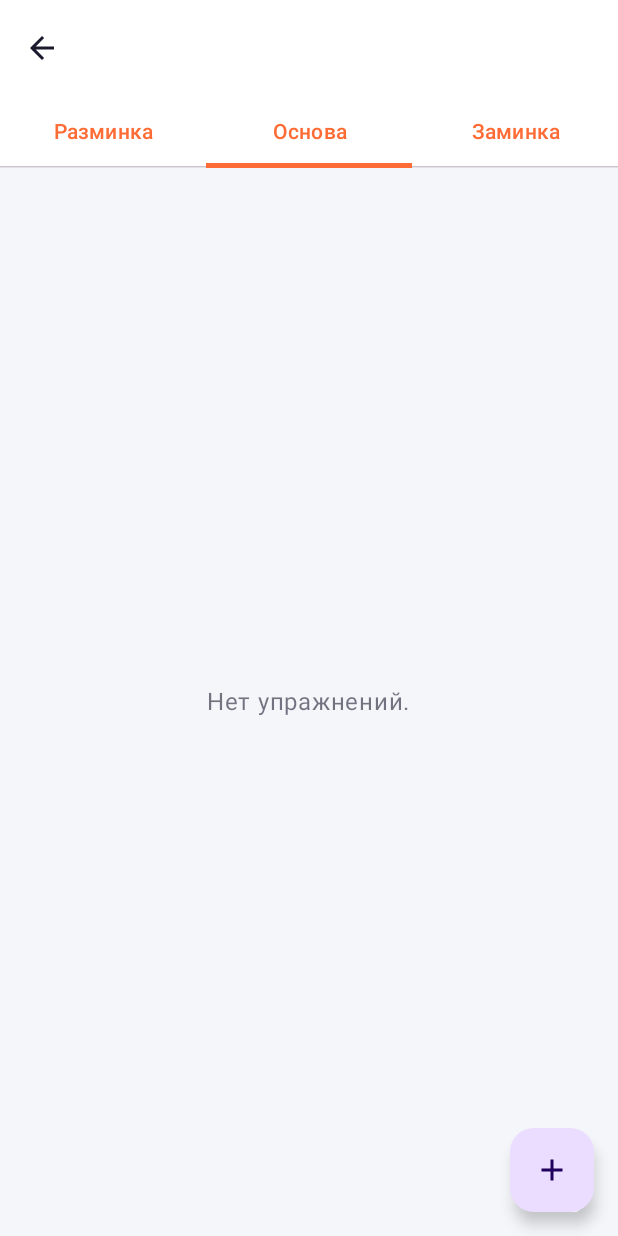
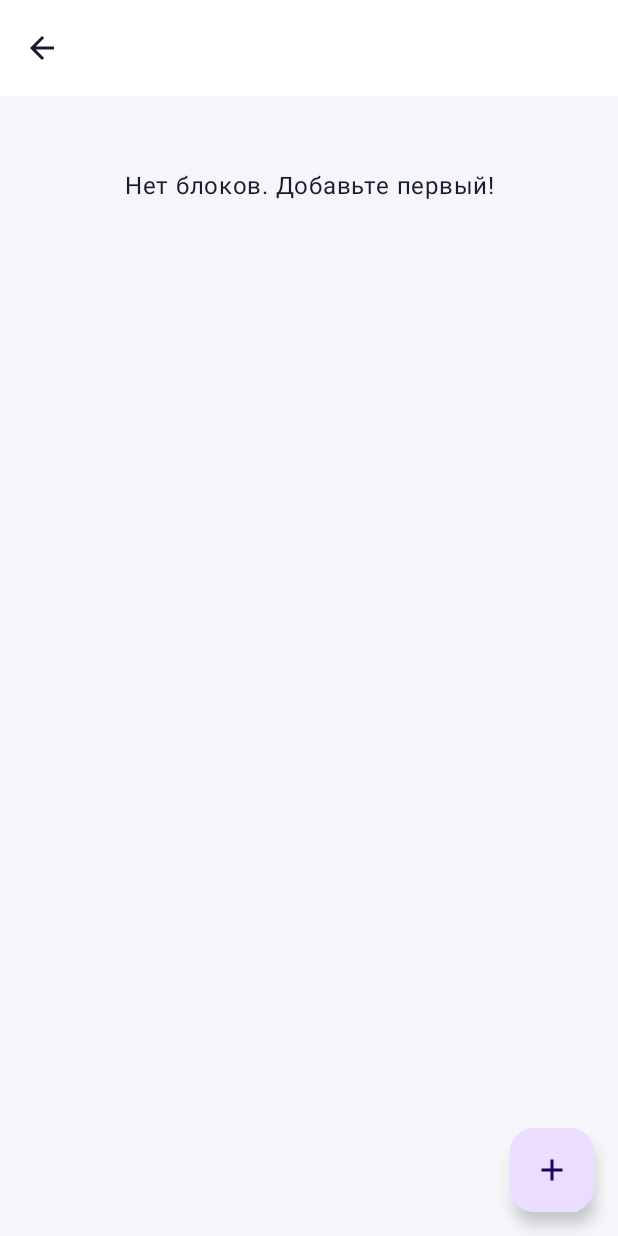
Before and after one commit to xrmstx/TrainerApp, an Android app built with Jetpack Compose: the composable WorkoutDetailScreen called with empty values, on a phone screen of 412 x 824 dp. Run offline under Robolectric (Android 15) with nearby library versions, the phone set to English and light mode, and no system bars; our stand-ins replace Room's generated code.

Commit message:
Update WorkoutDetailScreen.kt

```diff
--- a/app/src/main/java/com/example/trainerapp/ui/screens/WorkoutDetailScreen.kt
+++ b/app/src/main/java/com/example/trainerapp/ui/screens/WorkoutDetailScreen.kt
@@ -31,76 +31,108 @@ import kotlinx.coroutines.launch
 
 class WorkoutDetailViewModel(application: Application, val workoutId: Long) : AndroidViewModel(application) {
     private val dao = AppDatabase.getDatabase(application).appDao()
-    private val _selectedSection = MutableStateFlow("MAIN")
-    val selectedSection: StateFlow<String> = _selectedSection.asStateFlow()
-    private val _exercises = MutableStateFlow<List<TemplateExercise>>(emptyList())
-    val exercises: StateFlow<List<TemplateExercise>> = _exercises.asStateFlow()
+    private val _blocks = MutableStateFlow<List<ExerciseBlock>>(emptyList())
+    val blocks: StateFlow<List<ExerciseBlock>> = _blocks.asStateFlow()
 
-    init { loadExercises() }
+    // Храним упражнения для каждого блока (ID блока -> Список упражнений)
+    private val _blockExercises = MutableStateFlow<Map<Long, List<TemplateExercise>>>(emptyMap())
+    val blockExercises: StateFlow<Map<Long, List<TemplateExercise>>> = _blockExercises.asStateFlow()
 
-    fun onSectionChange(section: String) { _selectedSection.value = section; loadExercises() }
+    // Состояние для добавления блока
+    private val _showBlockDialog = MutableStateFlow(false)
+    val showBlockDialog: StateFlow<Boolean> = _showBlockDialog.asStateFlow()
+    private val _newBlockTitle = MutableStateFlow("")
+    val newBlockTitle: StateFlow<String> = _newBlockTitle.asStateFlow()
 
-    private fun loadExercises() {
-        viewModelScope.launch {
-            val blocks = dao.getBlocksForWorkoutSync(workoutId)
-            val block = blocks.find { it.section == _selectedSection.value }
-            if (block != null) dao.getExercisesForBlock(block.id).collect { list -> _exercises.value = list } else _exercises.value = emptyList()
-        }
-    }
-
-    private val _showDialog = MutableStateFlow(false)
-    val showDialog: StateFlow<Boolean> = _showDialog.asStateFlow()
+    // Состояние для добавления/редактирования упражнения
+    private val _showExerciseDialog = MutableStateFlow(false)
+    val showExerciseDialog: StateFlow<Boolean> = _showExerciseDialog.asStateFlow()
+    private val _currentBlockId = MutableStateFlow<Long?>(null)
     private val _editExercise = MutableStateFlow<TemplateExercise?>(null)
-    val editExercise: StateFlow<TemplateExercise?> = _editExercise.asStateFlow()
 
     private val _exName = MutableStateFlow("")
     private val _exSets = MutableStateFlow("")
     private val _exReps = MutableStateFlow("")
     private val _exNote = MutableStateFlow("")
     private val _exMetric = MutableStateFlow("REPS")
+    private val _exType = MutableStateFlow("LINEAR") // LINEAR или CIRCUIT
     val exName: StateFlow<String> = _exName.asStateFlow()
     val exSets: StateFlow<String> = _exSets.asStateFlow()
     val exReps: StateFlow<String> = _exReps.asStateFlow()
     val exNote: StateFlow<String> = _exNote.asStateFlow()
     val exMetric: StateFlow<String> = _exMetric.asStateFlow()
+    val exType: StateFlow<String> = _exType.asStateFlow()
 
-    // Библиотека упражнений
+    // Библиотека
     private val _library = MutableStateFlow<List<TemplateExercise>>(emptyList())
     val library: StateFlow<List<TemplateExercise>> = _library.asStateFlow()
-    private val _showLibraryDialog = MutableStateFlow(false)
-    val showLibraryDialog: StateFlow<Boolean> = _showLibraryDialog.asStateFlow()
+    private val _searchQuery = MutableStateFlow("")
+    val searchQuery: StateFlow<String> = _searchQuery.asStateFlow()
+    private val _showLibrary = MutableStateFlow(false)
+    val showLibrary: StateFlow<Boolean> = _showLibrary.asStateFlow()
 
-    fun loadLibrary() {
+    init { loadBlocks() }
+
+    fun loadBlocks() {
         viewModelScope.launch {
-            _library.value = dao.getUniqueExercises()
-            _showLibraryDialog.value = true
+            val list = dao.getBlocksForWorkoutSync(workoutId)
+            _blocks.value = list
+            val map = mutableMapOf<Long, List<TemplateExercise>>()
+            list.forEach { block ->
+                dao.getExercisesForBlock(block.id).collect { exList -> map[block.id] = exList; _blockExercises.value = map.toMap() }
+            }
         }
     }
-    fun closeLibrary() { _showLibraryDialog.value = false }
+
+    fun openBlockDialog() { _showBlockDialog.value = true; _newBlockTitle.value = "" }
+    fun closeBlockDialog() { _showBlockDialog.value = false }
+    fun onBlockTitleChange(title: String) { _newBlockTitle.value = title }
+
+    fun addBlock() {
+        val title = _newBlockTitle.value.trim()
+        if (title.isNotEmpty()) {
+            viewModelScope.launch {
+                dao.insertExerciseBlock(ExerciseBlock(workoutId = workoutId, blockTitle = title))
+                loadBlocks()
+                closeBlockDialog()
+            }
+        }
+    }
+
+    fun openExerciseDialog(blockId: Long, ex: TemplateExercise? = null) {
+        _currentBlockId.value = blockId
+        _editExercise.value = ex
+        _showExerciseDialog.value = true
+        if (ex != null) {
+            _exName.value = ex.exerciseName; _exSets.value = ex.targetSets.toString(); _exReps.value = ex.targetReps; _exNote.value = ex.note ?: ""; _exMetric.value = ex.metricType
+            _exType.value = if (ex.targetSets == 0) "CIRCUIT" else "LINEAR"
+        } else {
+            _exName.value = ""; _exSets.value = ""; _exReps.value = ""; _exNote.value = ""; _exMetric.value = "REPS"; _exType.value = "LINEAR"
+        }
+    }
+
+    fun closeExerciseDialog() { _showExerciseDialog.value = false }
 
     fun onNameChange(name: String) { _exName.value = name }
     fun onSetsChange(sets: String) { _exSets.value = sets }
     fun onRepsChange(reps: String) { _exReps.value = reps }
     fun onNoteChange(note: String) { _exNote.value = note }
     fun onMetricChange(metric: String) { _exMetric.value = metric }
+    fun onTypeChange(type: String) { _exType.value = type }
 
-    fun openDialog(ex: TemplateExercise? = null) {
-        _editExercise.value = ex
-        _showDialog.value = true
-        if (ex != null) {
-            _exName.value = ex.exerciseName; _exSets.value = ex.targetSets.toString(); _exReps.value = ex.targetReps; _exNote.value = ex.note ?: ""; _exMetric.value = ex.metricType
-        } else {
-            _exName.value = ""; _exSets.value = ""; _exReps.value = ""; _exNote.value = ""; _exMetric.value = "REPS"
+    fun loadLibrary() {
+        viewModelScope.launch {
+            _library.value = dao.getUniqueExercises()
+            _showLibrary.value = true
         }
     }
+    fun closeLibrary() { _showLibrary.value = false }
+    fun onSearchChange(query: String) { _searchQuery.value = query }
 
     fun applyFromLibrary(ex: TemplateExercise) {
-        _exName.value = ex.exerciseName
-        _exSets.value = ex.targetSets.toString()
-        _exReps.value = ex.targetReps
-        _exNote.value = ex.note ?: ""
-        _exMetric.value = ex.metricType
-        _showLibraryDialog.value = false
+        _exName.value = ex.exerciseName; _exSets.value = ex.targetSets.toString(); _exReps.value = ex.targetReps; _exNote.value = ex.note ?: ""; _exMetric.value = ex.metricType
+        _exType.value = if (ex.targetSets == 0) "CIRCUIT" else "LINEAR"
+        _showLibrary.value = false
     }
 
     fun addOrEditExercise() {
@@ -109,26 +141,24 @@ class WorkoutDetailViewModel(application: Application, val workoutId: Long) : An
         val reps = _exReps.value.trim()
         val note = _exNote.value.trim()
         val metric = _exMetric.value
-        val section = _selectedSection.value
+        val blockId = _currentBlockId.value
         val existing = _editExercise.value
 
-        if (name.isNotEmpty() && reps.isNotEmpty()) {
+        if (name.isNotEmpty() && reps.isNotEmpty() && blockId != null) {
             viewModelScope.launch {
                 if (existing != null) {
                     dao.insertTemplateExercise(existing.copy(exerciseName = name, targetSets = sets, targetReps = reps, note = note.ifEmpty { null }, metricType = metric))
                 } else {
-                    var blockId: Long? = null
-                    val existingBlocks = dao.getBlocksForWorkoutSync(workoutId)
-                    val existingBlock = existingBlocks.find { it.section == section }
-                    blockId = if (existingBlock != null) existingBlock.id else dao.insertExerciseBlock(ExerciseBlock(workoutId = workoutId, section = section, blockType = "CIRCUIT"))
-                    if (blockId != null) dao.insertTemplateExercise(TemplateExercise(blockId = blockId, exerciseName = name, order = 100, targetSets = sets, targetReps = reps, targetWeight = null, note = note.ifEmpty { null }, metricType = metric))
+                    dao.insertTemplateExercise(TemplateExercise(blockId = blockId, exerciseName = name, order = 100, targetSets = sets, targetReps = reps, targetWeight = null, note = note.ifEmpty { null }, metricType = metric))
                 }
-                _showDialog.value = false; loadExercises()
+                loadBlocks()
+                closeExerciseDialog()
             }
         }
     }
 
-    fun deleteExercise(ex: TemplateExercise) { viewModelScope.launch { dao.deleteTemplateExercise(ex.id); loadExercises() } }
+    fun deleteExercise(ex: TemplateExercise) { viewModelScope.launch { dao.deleteTemplateExercise(ex.id); loadBlocks() } }
+    fun deleteBlock(blockId: Long) { viewModelScope.launch { /* Нужен метод deleteBlock в DAO, но для простоты пока оставим */ } }
 }
 
 class WorkoutDetailViewModelFactory(private val application: Application, private val workoutId: Long) : ViewModelProvider.Factory {
@@ -144,30 +174,53 @@ fun WorkoutDetailScreen(workoutId: Long, workoutName: String, onBackClick: () ->
     val context = LocalContext.current
     val application = context.applicationContext as Application
     val viewModel: WorkoutDetailViewModel = viewModel(factory = WorkoutDetailViewModelFactory(application, workoutId))
-    val exercises by viewModel.exercises.collectAsState()
-    val selectedSection by viewModel.selectedSection.collectAsState()
-    val showDialog by viewModel.showDialog.collectAsState()
+
+    val blocks by viewModel.blocks.collectAsState()
+    val blockExercises by viewModel.blockExercises.collectAsState()
+    val showBlockDialog by viewModel.showBlockDialog.collectAsState()
+    val newBlockTitle by viewModel.newBlockTitle.collectAsState()
+
+    val showExerciseDialog by viewModel.showExerciseDialog.collectAsState()
     val exName by viewModel.exName.collectAsState()
     val exSets by viewModel.exSets.collectAsState()
     val exReps by viewModel.exReps.collectAsState()
     val exNote by viewModel.exNote.collectAsState()
     val exMetric by viewModel.exMetric.collectAsState()
+    val exType by viewModel.exType.collectAsState()
 
-    val showLibraryDialog by viewModel.showLibraryDialog.collectAsState()
+    val showLibrary by viewModel.showLibrary.collectAsState()
     val library by viewModel.library.collectAsState()
+    val searchQuery by viewModel.searchQuery.collectAsState()
 
-    if (showLibraryDialog) {
+    // Диалог добавления блока
+    if (showBlockDialog) {
+        AlertDialog(
+            onDismissRequest = { viewModel.closeBlockDialog() },
+            title = { Text("Новый блок") },
+            text = { OutlinedTextField(value = newBlockTitle, onValueChange = { viewModel.onBlockTitleChange(it) }, label = { Text("Название (Разминка, Силовая, Меткон)") }, shape = RoundedCornerShape(12.dp)) },
+            confirmButton = { TextButton(onClick = { viewModel.addBlock() }) { Text("Добавить") } },
+            dismissButton = { TextButton(onClick = { viewModel.closeBlockDialog() }) { Text("Отмена") } }
+        )
+    }
+
+    // Диалог библиотеки
+    if (showLibrary) {
         AlertDialog(
             onDismissRequest = { viewModel.closeLibrary() },
             title = { Text("Библиотека упражнений") },
             text = {
-                if (library.isEmpty()) Text("Библиотека пуста.")
-                else LazyColumn {
-                    items(library) { libEx ->
-                        Card(modifier = Modifier.fillMaxWidth().padding(vertical = 4.dp).combinedClickable(onClick = { viewModel.applyFromLibrary(libEx) }), shape = RoundedCornerShape(12.dp)) {
-                            Column(modifier = Modifier.padding(12.dp)) {
-                                Text(libEx.exerciseName, fontWeight = FontWeight.Bold)
-                                Text("${libEx.targetSets} x ${libEx.targetReps} (${libEx.metricType})", style = MaterialTheme.typography.bodySmall)
+                Column {
+                    OutlinedTextField(value = searchQuery, onValueChange = { viewModel.onSearchChange(it) }, label = { Text("Поиск...") }, modifier = Modifier.fillMaxWidth(), shape = RoundedCornerShape(12.dp))
+                    Spacer(modifier = Modifier.height(8.dp))
+                    val filtered = library.filter { it.exerciseName.contains(searchQuery, ignoreCase = true) }
+                    if (filtered.isEmpty()) Text("Ничего не найдено.")
+                    else LazyColumn {
+                        items(filtered) { libEx ->
+                            Card(modifier = Modifier.fillMaxWidth().padding(vertical = 4.dp).combinedClickable(onClick = { viewModel.applyFromLibrary(libEx) }), shape = RoundedCornerShape(12.dp)) {
+                                Column(modifier = Modifier.padding(12.dp)) {
+                                    Text(libEx.exerciseName, fontWeight = FontWeight.Bold)
+                                    Text("${libEx.targetSets} x ${libEx.targetReps}", style = MaterialTheme.typography.bodySmall)
+                                }
                             }
                         }
                     }
@@ -177,32 +230,24 @@ fun WorkoutDetailScreen(workoutId: Long, workoutName: String, onBackClick: () ->
         )
     }
 
-    if (showDialog) {
+    // Диалог добавления/редактирования упражнения
+    if (showExerciseDialog) {
         AlertDialog(
-            onDismissRequest = { viewModel.openDialog(null) },
-            title = { Text(if (viewModel.editExercise.value == null) "Добавить" else "Редактировать") },
+            onDismissRequest = { viewModel.closeExerciseDialog() },
+            title = { Text(if (viewModel.exerciseIsEdit()) "Редактировать" else "Добавить упражнение") },
             text = {
                 Column {
                     OutlinedTextField(value = exName, onValueChange = { viewModel.onNameChange(it) }, label = { Text("Название") }, modifier = Modifier.fillMaxWidth(), shape = RoundedCornerShape(12.dp))
                     Spacer(modifier = Modifier.height(8.dp))
-                    // Кнопка библиотеки
-                    if (viewModel.editExercise.value == null) {
-                        OutlinedButton(onClick = { viewModel.loadLibrary() }, modifier = Modifier.fillMaxWidth()) {
-                            Icon(Icons.Default.List, contentDescription = null)
-                            Spacer(modifier = Modifier.width(8.dp))
-                            Text("Выбрать из библиотеки")
-                        }
-                        Spacer(modifier = Modifier.height(8.dp))
-                    }
-
+                    OutlinedButton(onClick = { viewModel.loadLibrary() }, modifier = Modifier.fillMaxWidth()) { Icon(Icons.Default.List, contentDescription = null); Spacer(modifier = Modifier.width(8.dp)); Text("Из библиотеки") }
+                    Spacer(modifier = Modifier.height(8.dp))
                     Row(horizontalArrangement = Arrangement.spacedBy(8.dp)) {
                         OutlinedTextField(value = exSets, onValueChange = { viewModel.onSetsChange(it) }, label = { Text("Подходы") }, modifier = Modifier.weight(1f), shape = RoundedCornerShape(12.dp))
-                        OutlinedTextField(value = exReps, onValueChange = { viewModel.onRepsChange(it) }, label = { Text("Повторы") }, modifier = Modifier.weight(1f), shape = RoundedCornerShape(12.dp))
+                        OutlinedTextField(value = exReps, onValueChange = { viewModel.onRepsChange(it) }, label = { Text("Повторы/Время") }, modifier = Modifier.weight(1f), shape = RoundedCornerShape(12.dp))
                     }
                     Spacer(modifier = Modifier.height(8.dp))
                     OutlinedTextField(value = exNote, onValueChange = { viewModel.onNoteChange(it) }, label = { Text("Заметка") }, modifier = Modifier.fillMaxWidth(), shape = RoundedCornerShape(12.dp))
                     Spacer(modifier = Modifier.height(8.dp))
-                    Text("Метрика:", style = MaterialTheme.typography.bodySmall)
                     Row(horizontalArrangement = Arrangement.spacedBy(8.dp)) {
                         FilterChip(selected = exMetric == "REPS", onClick = { viewModel.onMetricChange("REPS") }, label = { Text("Повторы") })
                         FilterChip(selected = exMetric == "TIME", onClick = { viewModel.onMetricChange("TIME") }, label = { Text("Время") })
@@ -211,7 +256,7 @@ fun WorkoutDetailScreen(workoutId: Long, workoutName: String, onBackClick: () ->
                 }
             },
             confirmButton = { TextButton(onClick = { viewModel.addOrEditExercise() }) { Text("Сохранить") } },
-            dismissButton = { TextButton(onClick = { viewModel.openDialog(null) }) { Text("Отмена") } }
+            dismissButton = { TextButton(onClick = { viewModel.closeExerciseDialog() }) { Text("Отмена") } }
         )
     }
 
@@ -222,30 +267,35 @@ fun WorkoutDetailScreen(workoutId: Long, workoutName: String, onBackClick: () ->
                 navigationIcon = { IconButton(onClick = onBackClick) { Icon(Icons.Default.ArrowBack, contentDescription = "Назад") } }
             )
         },
-        floatingActionButton = { FloatingActionButton(onClick = { viewModel.openDialog(null) }) { Icon(Icons.Default.Add, contentDescription = null) } }
+        floatingActionButton = { FloatingActionButton(onClick = { viewModel.openBlockDialog() }) { Icon(Icons.Default.Add, contentDescription = "Добавить блок") } }
     ) { paddingValues ->
-        Column(modifier = Modifier.fillMaxSize().padding(paddingValues)) {
-            TabRow(selectedTabIndex = when(selectedSection) { "WARMUP" -> 0; "MAIN" -> 1; else -> 2 }) {
-                Tab(selected = selectedSection == "WARMUP", onClick = { viewModel.onSectionChange("WARMUP") }, text = { Text("Разминка") })
-                Tab(selected = selectedSection == "MAIN", onClick = { viewModel.onSectionChange("MAIN") }, text = { Text("Основа") })
-                Tab(selected = selectedSection == "COOLDOWN", onClick = { viewModel.onSectionChange("COOLDOWN") }, text = { Text("Заминка") })
-            }
-            if (exercises.isEmpty()) {
-                Box(modifier = Modifier.fillMaxSize(), contentAlignment = Alignment.Center) { Text("Нет упражнений.", color = MaterialTheme.colorScheme.onBackground.copy(alpha = 0.6f)) }
+        LazyColumn(modifier = Modifier.fillMaxSize().padding(paddingValues).padding(16.dp)) {
+            if (blocks.isEmpty()) {
+                item { Text("Нет блоков. Добавьте первый!", modifier = Modifier.fillMaxWidth().padding(32.dp), textAlign = androidx.compose.ui.text.style.TextAlign.Center) }
             } else {
-                LazyColumn(modifier = Modifier.fillMaxSize().padding(16.dp)) {
-                    items(exercises) { ex ->
-                        Card(
-                            modifier = Modifier.fillMaxWidth().padding(vertical = 6.dp).combinedClickable(
-                                onClick = { viewModel.openDialog(ex) },
-                                onLongClick = { viewModel.deleteExercise(ex) }
-                            ),
-                            shape = RoundedCornerShape(16.dp), elevation = CardDefaults.cardElevation(2.dp)
-                        ) {
-                            Column(modifier = Modifier.padding(16.dp)) {
-                                Text(ex.exerciseName, style = MaterialTheme.typography.titleMedium)
-                                Text("План: ${ex.targetSets} x ${ex.targetReps} (${ex.metricType})", style = MaterialTheme.typography.bodyMedium, color = MaterialTheme.colorScheme.primary)
-                                if (ex.note != null) Text("📝 ${ex.note}", style = MaterialTheme.typography.bodySmall)
+                items(blocks) { block ->
+                    Card(modifier = Modifier.fillMaxWidth().padding(vertical = 8.dp), shape = RoundedCornerShape(16.dp), elevation = CardDefaults.cardElevation(2.dp)) {
+                        Column(modifier = Modifier.padding(16.dp)) {
+                            Text(block.blockTitle, style = MaterialTheme.typography.titleLarge, fontWeight = FontWeight.Bold)
+                            Spacer(modifier = Modifier.height(8.dp))
+
+                            val exercises = blockExercises[block.id] ?: emptyList()
+                            if (exercises.isEmpty()) {
+                                Text("Нет упражнений", style = MaterialTheme.typography.bodyMedium, color = MaterialTheme.colorScheme.onSurface.copy(alpha = 0.6f))
+                            } else {
+                                exercises.forEach { ex ->
+                                    Row(modifier = Modifier.fillMaxWidth().padding(vertical = 4.dp).combinedClickable(
+                                        onClick = { viewModel.openExerciseDialog(block.id, ex) },
+                                        onLongClick = { viewModel.deleteExercise(ex) }
+                                    ), verticalAlignment = Alignment.CenterVertically) {
+                                        Text(ex.exerciseName, modifier = Modifier.weight(1f), style = MaterialTheme.typography.bodyLarge)
+                                        Text(if (ex.targetSets == 0) "Меткон" else "${ex.targetSets} x ${ex.targetReps}", style = MaterialTheme.typography.bodyMedium, color = MaterialTheme.colorScheme.primary)
+                                    }
+                                }
+                            }
+                            Spacer(modifier = Modifier.height(8.dp))
+                            OutlinedButton(onClick = { viewModel.openExerciseDialog(block.id) }, modifier = Modifier.fillMaxWidth()) {
+                                Icon(Icons.Default.Add, contentDescription = null); Spacer(modifier = Modifier.width(8.dp)); Text("Добавить упражнение")
                             }
                         }
                     }
@@ -254,3 +304,6 @@ fun WorkoutDetailScreen(workoutId: Long, workoutName: String, onBackClick: () ->
         }
     }
 }
+
+// Заглушка для проверки режима редактирования
+fun WorkoutDetailViewModel.exerciseIsEdit(): Boolean = false
```
